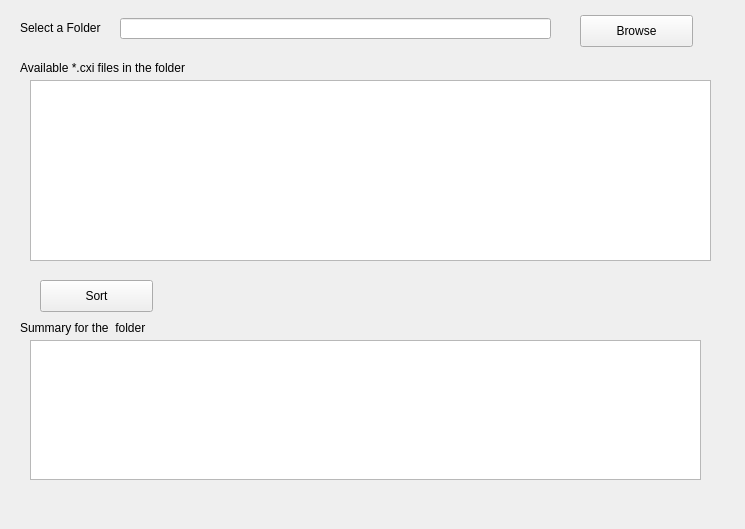
Above: sortDataGUI.ui from gihankaushyal/PixelAnomalyDetectorTool before the change. Below: the same form after it.
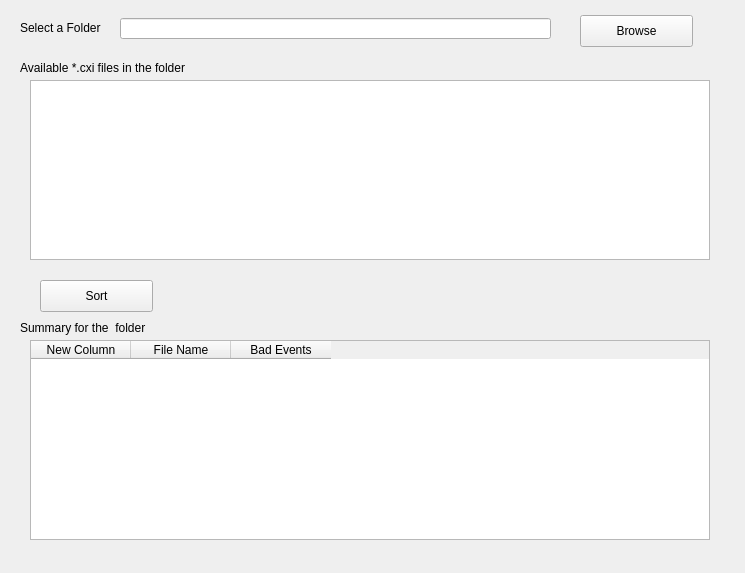
That is the form after the change.

Commit message: added a table to show the sorted  outputs

The edit to the form file:
```diff
--- a/sortDataGUI.ui
+++ b/sortDataGUI.ui
@@ -7,7 +7,7 @@
     <x>0</x>
     <y>0</y>
     <width>745</width>
-    <height>529</height>
+    <height>573</height>
    </rect>
   </property>
   <property name="windowTitle">
@@ -67,8 +67,8 @@
     <rect>
      <x>30</x>
      <y>80</y>
-     <width>681</width>
-     <height>181</height>
+     <width>680</width>
+     <height>180</height>
     </rect>
    </property>
   </widget>
@@ -85,16 +85,6 @@
     <string>Sort</string>
    </property>
   </widget>
-  <widget class="QTextEdit" name="summary">
-   <property name="geometry">
-    <rect>
-     <x>30</x>
-     <y>340</y>
-     <width>671</width>
-     <height>140</height>
-    </rect>
-   </property>
-  </widget>
   <widget class="QLabel" name="label_4">
    <property name="geometry">
     <rect>
@@ -108,6 +98,31 @@
     <string>Summary for the  folder</string>
    </property>
   </widget>
+  <widget class="QTableWidget" name="tableWidget">
+   <property name="geometry">
+    <rect>
+     <x>30</x>
+     <y>340</y>
+     <width>680</width>
+     <height>200</height>
+    </rect>
+   </property>
+   <column>
+    <property name="text">
+     <string>New Column</string>
+    </property>
+   </column>
+   <column>
+    <property name="text">
+     <string>File Name</string>
+    </property>
+   </column>
+   <column>
+    <property name="text">
+     <string>Bad Events</string>
+    </property>
+   </column>
+  </widget>
  </widget>
  <resources/>
  <connections/>
```
